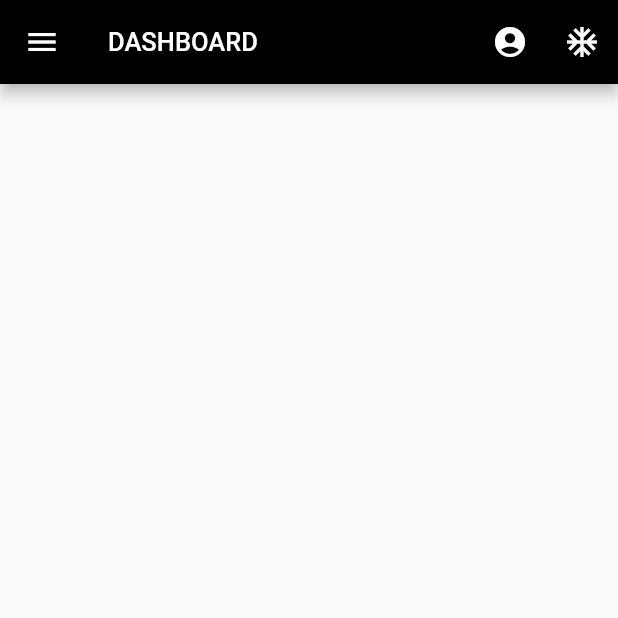
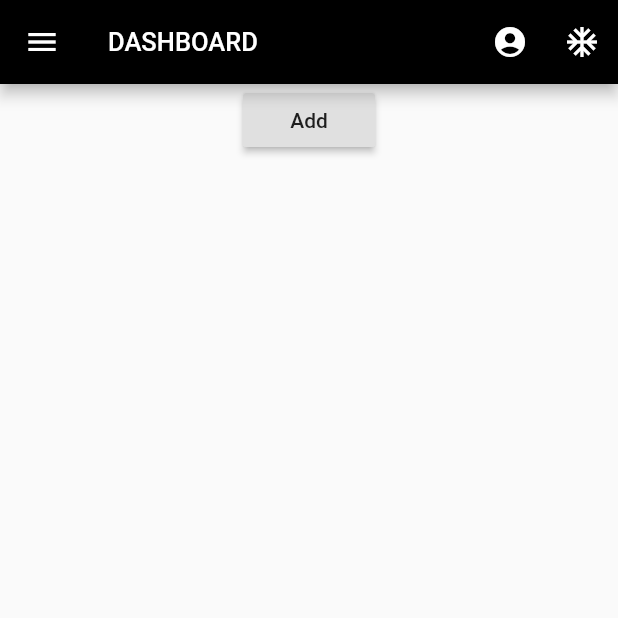
Before and after one commit to Pradip-Dhanraj/flutter-chat-app, a Flutter app: the ChatBoard screen opened by its route, on a phone screen of 412 x 824 dp, the top half of it. Run offline on Flutter 3.47's test engine with Material 2 defaults, Android fonts, the phone set to English and light mode, and no system bars; our stand-ins replace firebase_auth, firebase_database, google_sign_in; accounts and stored records are empty.

Commit message:
minor changes

```diff
--- a/lib/models/chat-model.dart
+++ b/lib/models/chat-model.dart
@@ -1,6 +1,10 @@
 import 'package:firebase_database/firebase_database.dart';
 
-class Chat {
+abstract class BaseModel {
+  toJson();
+}
+
+class Chat implements BaseModel {
   String key;
   String message;
   DateTime dateTime;
@@ -14,6 +18,7 @@ class Chat {
         message = snapshot.value["message"],
         dateTime = DateTime.parse(snapshot.value["dateTime"]);
 
+  @override
   toJson() {
     return {
       "userId": userId,
--- a/lib/pages/dashboard-page.dart
+++ b/lib/pages/dashboard-page.dart
@@ -25,16 +25,25 @@ class _ChatBoardState extends State<ChatBoard> {
   @override
   void initState() {
     _chatList = List<Chat>();
-    _chats = widget.firebaseDatabase.getDataReference(dbName: AppStrings.chatdb);
+    _chats =
+        widget.firebaseDatabase.getDatabaseQuery(dbName: AppStrings.chatdb);
     _onTodoAddedSubscription = _chats.onChildAdded.listen(onEntryAdded);
     _onTodoChangedSubscription = _chats.onChildChanged.listen(onEntryChanged);
     super.initState();
+  }
+
+  @override
+  void dispose() {
+    _onTodoChangedSubscription?.cancel();
+    _onTodoAddedSubscription?.cancel();
+    super.dispose();
   }
 
   onEntryChanged(Event event) {
     var oldEntry =
         _chatList.singleWhere((entry) => entry.key == event.snapshot.key);
     setState(() {
+      if (oldEntry != null)
         _chatList[_chatList.indexOf(oldEntry)] =
             Chat.fromSnapshot(event.snapshot);
     });
@@ -51,7 +60,11 @@ class _ChatBoardState extends State<ChatBoard> {
     return Scaffold(
       drawer: getDrawer(context: context),
       appBar: getAppBarUpdated("Dashboard", context),
-      body: ListView.builder(
+      body: Column(
+        children: <Widget>[
+          Flexible(
+            flex: 9,
+            child: ListView.builder(
               shrinkWrap: true,
               itemCount: _chatList.length,
               itemBuilder: (_context, i) {
@@ -60,6 +73,22 @@ class _ChatBoardState extends State<ChatBoard> {
                     "userid - ${c.userId}\ntime - ${c.dateTime} \nMessage - ${c.message}\n\n");
               },
             ),
+          ),
+          Flexible(
+            flex: 1,
+            child: RaisedButton(
+              child: Text("Add"),
+              onPressed: () {
+                var chat = Chat("mobile msg", "99", DateTime.now());
+                widget.firebaseDatabase.pushData(
+                  dbName: AppStrings.chatdb,
+                  model: chat,
+                );
+              },
+            ),
+          ),
+        ],
+      ),
     );
   }
 }
--- a/lib/services/firebase-database.dart
+++ b/lib/services/firebase-database.dart
@@ -1,10 +1,18 @@
+import 'package:chat/models/chat-model.dart';
 import 'package:firebase_database/firebase_database.dart';
 
 abstract class BaseFirebase {
-  Query getDataReference({String dbName});
+  Query getDatabaseQuery({String dbName});
 }
 
 class BaseFirebaseDatabase implements BaseFirebase {
-  Query getDataReference({String dbName}) =>
+  Query getDatabaseQuery({String dbName}) =>
       FirebaseDatabase.instance.reference().child(dbName).orderByKey();
+  void pushData({String dbName, BaseModel model}) async {
+    FirebaseDatabase.instance
+        .reference()
+        .child(dbName)
+        .push()
+        .set(model.toJson());
+  }
 }
```
Lines whose indentation alone changed are shown as unchanged.
